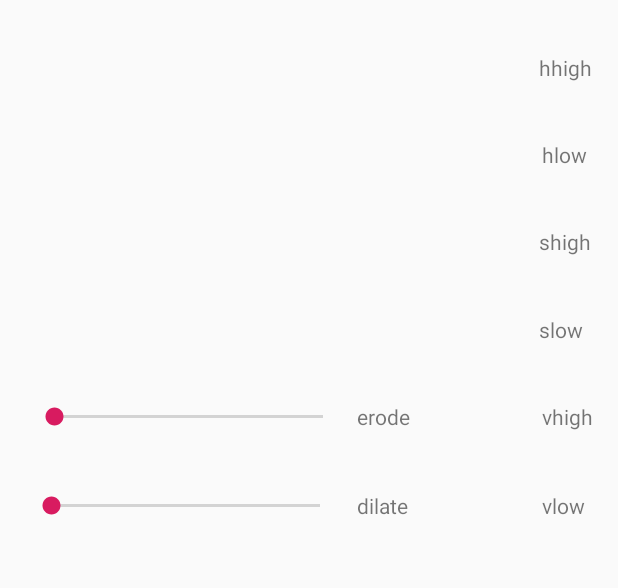
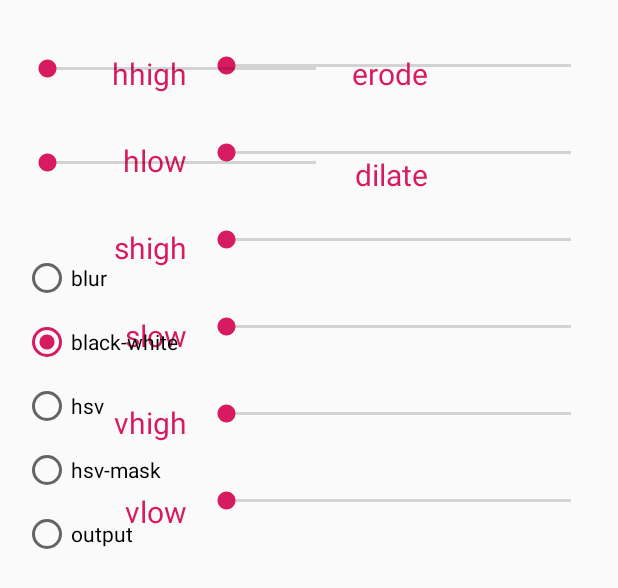
Before and after one commit to nz5/CVAndroidRadar, an Android app: the layout activity_calibration.xml on its own in the app's theme, with its tools: preview values and no code run, on a phone screen of 412 x 824 dp. Shown: the top 588 px of the screen. Run offline under Robolectric (Android 15) with nearby library versions, the phone set to English and light mode, and no system bars.

Commit message:
improve activity: Calibrate

```diff
--- a/app/src/main/java/com/nz/radar/Calibration.java
+++ b/app/src/main/java/com/nz/radar/Calibration.java
@@ -2,8 +2,11 @@ package com.nz.radar;
 
 import android.support.v7.app.AppCompatActivity;
 import android.os.Bundle;
+import android.util.Log;
 import android.view.SurfaceView;
 import android.view.WindowManager;
+import android.widget.RadioButton;
+import android.widget.RadioGroup;
 import android.widget.SeekBar;
 import android.widget.TextView;
 
@@ -13,9 +16,15 @@ import org.opencv.android.OpenCVLoader;
 import org.opencv.core.Core;
 import org.opencv.core.CvType;
 import org.opencv.core.Mat;
+import org.opencv.core.MatOfPoint;
+import org.opencv.core.Point;
+import org.opencv.core.Rect;
 import org.opencv.core.Scalar;
 import org.opencv.core.Size;
 import org.opencv.imgproc.Imgproc;
+
+import java.util.ArrayList;
+import java.util.List;
 
 public class Calibration extends AppCompatActivity implements CameraBridgeViewBase.CvCameraViewListener2 {
 
@@ -29,12 +38,20 @@ public class Calibration extends AppCompatActivity implements CameraBridgeViewBa
     private static final String ERODE_TEXT = "Erode: ";
     private static final String DILATE_TEXT = "Dilate: ";
 
-    private int erosion_size = 5;
-    private int dilation_size = 5;
+
 
     JavaCameraView javaCameraView;
     Mat mHsv, mMask, mOriginal, mat4, mGaussianBlue, mErode, mDilate;
     Scalar scalarLow, scalarHigh;
+    private int erosion_size = 5;
+    private int dilation_size = 5;
+    private boolean blurView = false;
+    private boolean blackWhiteView = true;
+    private boolean hsvView = false;
+    private boolean hsvMaskView = false;
+    private boolean outputView = false;
+
+    private RadioGroup radioGroup;
 
     private SeekBar hHigh;
     private SeekBar hLow;
@@ -71,6 +88,66 @@ public class Calibration extends AppCompatActivity implements CameraBridgeViewBa
         scalarHigh = new Scalar(75, 255, 255);
 
         configureSeekBars();
+        configureRadioButtons();
+    }
+
+    private void configureRadioButtons(){
+        radioGroup = findViewById(R.id.radio_group);
+        radioGroup.setOnCheckedChangeListener(new RadioGroup.OnCheckedChangeListener() {
+            @Override
+            public void onCheckedChanged(RadioGroup group, int checkedId) {
+                RadioButton radioButton = findViewById(checkedId);
+                final String radioTextValue = radioButton.getText().toString();
+                switch (radioTextValue){
+                    case "blur":
+                        blurView = true;
+                        blackWhiteView = false;
+                        hsvView = false;
+                        hsvMaskView = false;
+                        outputView = false;
+                        break;
+
+                    case "black":
+                        blurView = false;
+                        blackWhiteView = true;
+                        hsvView = false;
+                        hsvMaskView = false;
+                        outputView = false;
+                        break;
+
+                    case "hsv":
+                        blurView = false;
+                        blackWhiteView = false;
+                        hsvView = true;
+                        hsvMaskView = false;
+                        outputView = false;
+                        break;
+
+                    case "hsv-mask":
+                        blurView = false;
+                        blackWhiteView = false;
+                        hsvView = false;
+                        hsvMaskView = true;
+                        outputView = false;
+                        break;
+
+                    case "output":
+                        blurView = false;
+                        blackWhiteView = false;
+                        hsvView = false;
+                        hsvMaskView = false;
+                        outputView = true;
+                        break;
+
+                    default:
+                        blurView = false;
+                        blackWhiteView = true;
+                        hsvView = false;
+                        hsvMaskView = false;
+                        outputView = false;
+                }
+            }
+        });
     }
 
     private void configureSeekBars(){
@@ -125,9 +202,21 @@ public class Calibration extends AppCompatActivity implements CameraBridgeViewBa
     @Override
     public Mat onCameraFrame(CameraBridgeViewBase.CvCameraViewFrame inputFrame) {
         mOriginal = inputFrame.rgba();
+
         Imgproc.GaussianBlur(mOriginal, mOriginal,new Size(15,15), 0);
+        if (blurView) {
+            return mOriginal;
+        }
+
         Imgproc.cvtColor(mOriginal, mHsv, Imgproc.COLOR_BGR2HSV);
+        if (hsvView) {
+            return mHsv;
+        }
+
         Core.inRange(mHsv, scalarLow, scalarHigh, mMask);
+        if (hsvMaskView) {
+            return mMask;
+        }
 
 //        int erosion_size = 5;
 //        int dilation_size = 5;
@@ -135,12 +224,28 @@ public class Calibration extends AppCompatActivity implements CameraBridgeViewBa
         Mat strcuturingElementDilate = Imgproc.getStructuringElement(Imgproc.MORPH_RECT, new  Size(2*dilation_size + 1, 2*dilation_size+1));
         Imgproc.erode(mMask, mErode, strcuturingElementErode);
         Imgproc.dilate(mErode, mDilate, strcuturingElementDilate);
-        return mDilate;
+        if (blackWhiteView) {
+            return mDilate;
+        }
+
+        List<MatOfPoint> contours = new ArrayList<>();
+        Imgproc.findContours(mDilate, contours, mat4, Imgproc.RETR_EXTERNAL, Imgproc.CHAIN_APPROX_SIMPLE);
+        Log.w(TAG, "--------------------------contour length=" + contours.size());
+        int maxIndex = 0;
+        double maxArea = 0;
+        for (int i=0; i < contours.size(); i++) {
+            double tempArea = Imgproc.contourArea(contours.get(i));
+            if (tempArea > maxArea) {
+                maxArea = tempArea;
+                maxIndex = i;
+                Rect rect = Imgproc.boundingRect(contours.get(i));
+                Imgproc.rectangle(mOriginal, new Point(rect.x,rect.y), new Point(rect.x+rect.width,rect.y+rect.height),new Scalar(0,255,0));
+            }
+        }
+        return mOriginal;
     }
 
     private void setSeekBarListeners(){
-
-
         textErode = findViewById(R.id.textView_erode);
         textErode.setText(ERODE_TEXT.concat(String.valueOf(erode.getProgress())));
         erode.setOnSeekBarChangeListener(new SeekBar.OnSeekBarChangeListener() {
@@ -182,8 +287,6 @@ public class Calibration extends AppCompatActivity implements CameraBridgeViewBa
 
             }
         });
-
-
 
         textHHigh = findViewById(R.id.textView_hhigh);
         textHHigh.setText(H_HIGH.concat(String.valueOf(hHigh.getProgress())));
--- a/app/src/main/res/layout/activity_calibration.xml
+++ b/app/src/main/res/layout/activity_calibration.xml
@@ -19,162 +19,150 @@
         android:id="@+id/seekBar-h-high"
         android:layout_width="262dp"
         android:layout_height="28dp"
-        android:layout_alignParentStart="true"
-        android:layout_alignParentLeft="true"
         android:layout_alignParentTop="true"
         android:layout_alignParentEnd="true"
         android:layout_alignParentRight="true"
-        android:layout_marginStart="419dp"
-        android:layout_marginLeft="419dp"
         android:layout_marginTop="30dp"
-        android:layout_marginEnd="50dp"
-        android:layout_marginRight="50dp" />
+        android:layout_marginEnd="15dp"
+        android:layout_marginRight="15dp" />
 
     <SeekBar
         android:id="@+id/seekBar-h-low"
         android:layout_width="262dp"
         android:layout_height="28dp"
         android:layout_below="@+id/seekBar-h-high"
-        android:layout_alignParentStart="true"
-        android:layout_alignParentLeft="true"
         android:layout_alignParentEnd="true"
         android:layout_alignParentRight="true"
-        android:layout_marginStart="420dp"
-        android:layout_marginLeft="420dp"
         android:layout_marginTop="30dp"
-        android:layout_marginEnd="50dp"
-        android:layout_marginRight="50dp" />
+        android:layout_marginEnd="15dp"
+        android:layout_marginRight="15dp" />
 
     <SeekBar
         android:id="@+id/seekBar-s-high"
         android:layout_width="262dp"
         android:layout_height="28dp"
         android:layout_below="@+id/seekBar-h-low"
-        android:layout_alignParentStart="true"
-        android:layout_alignParentLeft="true"
         android:layout_alignParentEnd="true"
         android:layout_alignParentRight="true"
-        android:layout_marginStart="419dp"
-        android:layout_marginLeft="419dp"
         android:layout_marginTop="30dp"
-        android:layout_marginEnd="50dp"
-        android:layout_marginRight="50dp" />
+        android:layout_marginEnd="15dp"
+        android:layout_marginRight="15dp" />
 
     <SeekBar
         android:id="@+id/seekBar-s-low"
         android:layout_width="262dp"
         android:layout_height="28dp"
         android:layout_below="@+id/seekBar-s-high"
-        android:layout_alignParentStart="true"
-        android:layout_alignParentLeft="true"
         android:layout_alignParentEnd="true"
         android:layout_alignParentRight="true"
-        android:layout_marginStart="419dp"
-        android:layout_marginLeft="419dp"
         android:layout_marginTop="30dp"
-        android:layout_marginEnd="50dp"
-        android:layout_marginRight="50dp" />
+        android:layout_marginEnd="15dp"
+        android:layout_marginRight="15dp" />
 
     <SeekBar
         android:id="@+id/seekBar-v-high"
         android:layout_width="262dp"
         android:layout_height="28dp"
         android:layout_below="@+id/seekBar-s-low"
-        android:layout_alignParentStart="true"
-        android:layout_alignParentLeft="true"
         android:layout_alignParentEnd="true"
         android:layout_alignParentRight="true"
-        android:layout_marginStart="420dp"
-        android:layout_marginLeft="420dp"
         android:layout_marginTop="30dp"
-        android:layout_marginEnd="50dp"
-        android:layout_marginRight="50dp" />
+        android:layout_marginEnd="15dp"
+        android:layout_marginRight="15dp" />
 
     <SeekBar
         android:id="@+id/seekBar-v-low"
         android:layout_width="262dp"
         android:layout_height="28dp"
         android:layout_below="@+id/seekBar-v-high"
-        android:layout_alignParentStart="true"
-        android:layout_alignParentLeft="true"
         android:layout_alignParentEnd="true"
         android:layout_alignParentRight="true"
-        android:layout_marginStart="421dp"
-        android:layout_marginLeft="421dp"
         android:layout_marginTop="30dp"
-        android:layout_marginEnd="48dp"
-        android:layout_marginRight="50dp" />
+        android:layout_marginEnd="15dp"
+        android:layout_marginRight="15dp" />
 
     <TextView
         android:id="@+id/textView-hhigh"
+        android:textColor="@color/colorAccent"
+        android:textSize="20sp"
         android:layout_width="wrap_content"
         android:layout_height="wrap_content"
-        android:layout_alignParentStart="true"
-        android:layout_alignParentLeft="true"
         android:layout_alignParentTop="true"
-        android:layout_marginStart="359dp"
-        android:layout_marginLeft="359dp"
         android:layout_marginTop="35dp"
+        android:layout_marginEnd="10dp"
+        android:layout_marginRight="10dp"
+        android:layout_toStartOf="@+id/seekBar-h-high"
+        android:layout_toLeftOf="@+id/seekBar-h-high"
         android:text="hhigh" />
 
     <TextView
         android:id="@+id/textView-hlow"
+        android:textColor="@color/colorAccent"
+        android:textSize="20sp"
         android:layout_width="wrap_content"
         android:layout_height="wrap_content"
-        android:layout_alignParentStart="true"
-        android:layout_alignParentLeft="true"
         android:layout_alignParentTop="true"
-        android:layout_marginStart="361dp"
-        android:layout_marginLeft="361dp"
         android:layout_marginTop="93dp"
+        android:layout_marginEnd="10dp"
+        android:layout_marginRight="10dp"
+        android:layout_toStartOf="@+id/seekBar-h-low"
+        android:layout_toLeftOf="@+id/seekBar-h-low"
         android:text="hlow" />
 
     <TextView
         android:id="@+id/textView-shigh"
+        android:textColor="@color/colorAccent"
+        android:textSize="20sp"
         android:layout_width="wrap_content"
         android:layout_height="wrap_content"
-        android:layout_alignParentStart="true"
-        android:layout_alignParentLeft="true"
         android:layout_alignParentTop="true"
-        android:layout_marginStart="359dp"
-        android:layout_marginLeft="359dp"
         android:layout_marginTop="151dp"
+        android:layout_marginEnd="10dp"
+        android:layout_marginRight="10dp"
+        android:layout_toStartOf="@+id/seekBar-s-high"
+        android:layout_toLeftOf="@+id/seekBar-s-high"
         android:text="shigh" />
 
     <TextView
         android:id="@+id/textView-slow"
+        android:textColor="@color/colorAccent"
+        android:textSize="20sp"
         android:layout_width="wrap_content"
         android:layout_height="wrap_content"
-        android:layout_alignParentStart="true"
-        android:layout_alignParentLeft="true"
         android:layout_alignParentTop="true"
-        android:layout_marginStart="359dp"
-        android:layout_marginLeft="359dp"
         android:layout_marginTop="210dp"
+        android:layout_marginEnd="10dp"
+        android:layout_marginRight="10dp"
+        android:layout_toStartOf="@+id/seekBar-s-low"
+        android:layout_toLeftOf="@+id/seekBar-s-low"
         android:text="slow" />
 
     <TextView
         android:id="@+id/textView-vhigh"
+        android:textColor="@color/colorAccent"
+        android:textSize="20sp"
         android:layout_width="wrap_content"
         android:layout_height="wrap_content"
-        android:layout_alignParentStart="true"
-        android:layout_alignParentLeft="true"
         android:layout_alignParentTop="true"
-        android:layout_marginStart="361dp"
-        android:layout_marginLeft="361dp"
         android:layout_marginTop="268dp"
+        android:layout_marginEnd="10dp"
+        android:layout_marginRight="10dp"
+        android:layout_toStartOf="@+id/seekBar-v-high"
+        android:layout_toLeftOf="@+id/seekBar-v-high"
         android:text="vhigh" />
 
     <TextView
         android:id="@+id/textView-vlow"
+        android:textColor="@color/colorAccent"
+        android:textSize="20sp"
         android:layout_width="wrap_content"
         android:layout_height="wrap_content"
-        android:layout_alignParentStart="true"
-        android:layout_alignParentLeft="true"
         android:layout_alignParentTop="true"
-        android:layout_marginStart="361dp"
-        android:layout_marginLeft="361dp"
         android:layout_marginTop="327dp"
+        android:layout_marginEnd="10dp"
+        android:layout_marginRight="10dp"
+        android:layout_toStartOf="@+id/seekBar-v-low"
+        android:layout_toLeftOf="@+id/seekBar-v-low"
         android:text="vlow" />
 
     <SeekBar
@@ -184,9 +172,9 @@
         android:layout_alignParentStart="true"
         android:layout_alignParentLeft="true"
         android:layout_alignParentTop="true"
-        android:layout_marginStart="20dp"
-        android:layout_marginLeft="20dp"
-        android:layout_marginTop="262dp" />
+        android:layout_marginStart="15dp"
+        android:layout_marginLeft="15dp"
+        android:layout_marginTop="30dp" />
 
     <SeekBar
         android:id="@+id/seekBar-dilate"
@@ -195,34 +183,87 @@
         android:layout_below="@+id/seekBar-erode"
         android:layout_alignParentStart="true"
         android:layout_alignParentLeft="true"
-        android:layout_marginStart="18dp"
-        android:layout_marginLeft="18dp"
-        android:layout_marginTop="28dp"
+        android:layout_marginStart="15dp"
+        android:layout_marginLeft="15dp"
+        android:layout_marginTop="31dp"
         android:layout_marginBottom="20dp" />
 
     <TextView
         android:id="@+id/textView-erode"
+        android:textColor="@color/colorAccent"
+        android:textSize="20sp"
         android:layout_width="wrap_content"
         android:layout_height="wrap_content"
-        android:layout_alignParentStart="true"
-        android:layout_alignParentLeft="true"
         android:layout_alignParentTop="true"
-        android:layout_marginStart="238dp"
-        android:layout_marginLeft="238dp"
-        android:layout_marginTop="268dp"
+        android:layout_marginStart="8dp"
+        android:layout_marginLeft="8dp"
+        android:layout_marginTop="35dp"
+        android:layout_toEndOf="@+id/seekBar-erode"
+        android:layout_toRightOf="@+id/seekBar-erode"
         android:text="erode" />
 
     <TextView
         android:id="@+id/textView-dilate"
+        android:textColor="@color/colorAccent"
+        android:textSize="20sp"
         android:layout_width="wrap_content"
         android:layout_height="wrap_content"
+        android:layout_below="@+id/textView-erode"
+        android:layout_marginStart="10dp"
+        android:layout_marginLeft="10dp"
+        android:layout_marginTop="40dp"
+        android:layout_toEndOf="@+id/seekBar-dilate"
+        android:layout_toRightOf="@+id/seekBar-dilate"
+        android:text="dilate" />
+
+    <RadioGroup
+        android:id="@+id/radio-group"
+        android:layout_width="124dp"
+        android:layout_height="213dp"
+        android:layout_below="@+id/seekBar-dilate"
         android:layout_alignParentStart="true"
         android:layout_alignParentLeft="true"
-        android:layout_alignParentTop="true"
-        android:layout_marginStart="238dp"
-        android:layout_marginLeft="238dp"
-        android:layout_marginTop="327dp"
-        android:text="dilate" />
+        android:layout_marginStart="15dp"
+        android:layout_marginLeft="15dp"
+        android:layout_marginTop="20dp">
+
+        <RadioButton
+            android:id="@+id/blur"
+            android:layout_width="wrap_content"
+            android:layout_height="wrap_content"
+            android:layout_weight="1"
+            android:text="blur" />
+
+        <RadioButton
+            android:id="@+id/black"
+            android:layout_width="wrap_content"
+            android:layout_height="wrap_content"
+            android:layout_weight="1"
+            android:checked="true"
+            android:text="black-white" />
+
+        <RadioButton
+            android:id="@+id/hsv"
+            android:layout_width="wrap_content"
+            android:layout_height="wrap_content"
+            android:layout_weight="1"
+            android:text="hsv" />
+
+        <RadioButton
+            android:id="@+id/hsv-mask"
+            android:layout_width="wrap_content"
+            android:layout_height="wrap_content"
+            android:layout_weight="1"
+            android:text="hsv-mask" />
+
+        <RadioButton
+            android:id="@+id/output"
+            android:layout_width="wrap_content"
+            android:layout_height="wrap_content"
+            android:layout_weight="1"
+            android:text="output" />
+
+    </RadioGroup>
 
 
 </RelativeLayout>
```
